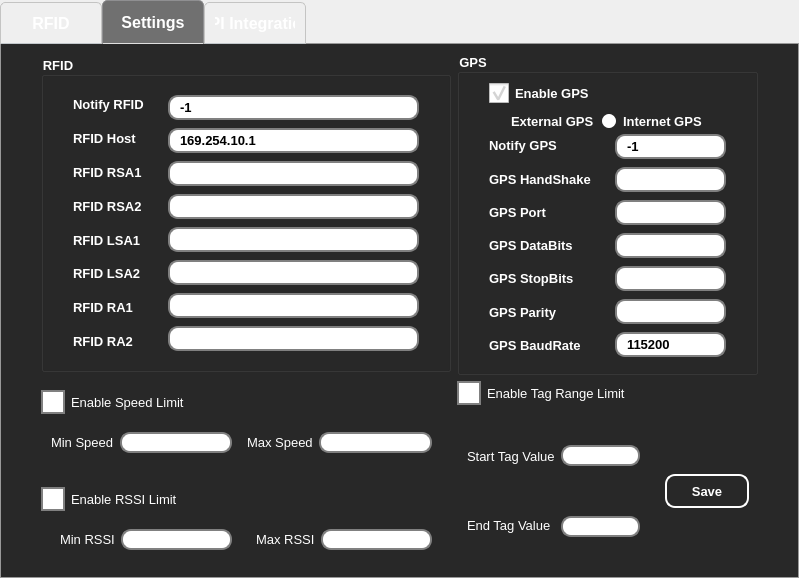
Qt form ui/main.ui (DevGuruPro/rfid-python) before a commit.
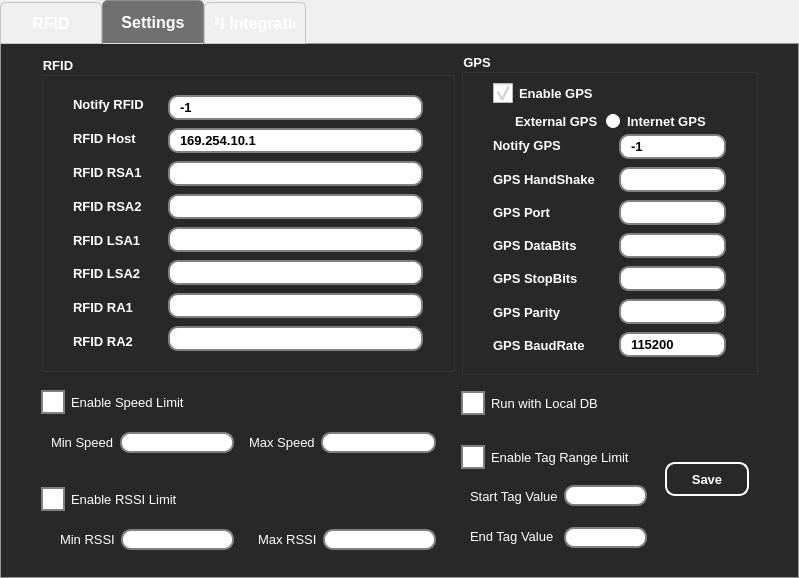
The same form after that commit. The open tabs and pages were chosen to show the change. Icons and pictures are not drawn.

What changed in the file:
```diff
--- a/ui/main.ui
+++ b/ui/main.ui
@@ -10,9 +10,16 @@
     <height>578</height>
    </rect>
   </property>
+  <property name="cursor">
+   <cursorShape>ArrowCursor</cursorShape>
+  </property>
   <property name="windowTitle">
    <string>MainWindow</string>
   </property>
+  <property name="windowIcon">
+   <iconset resource="res.qrc">
+    <normaloff>:/img/wicon.png</normaloff>:/img/wicon.png</iconset>
+  </property>
   <widget class="QWidget" name="centralwidget">
    <layout class="QVBoxLayout" name="verticalLayout_20">
     <property name="spacing">
@@ -185,6 +192,12 @@
              <property name="selectionMode">
               <enum>QAbstractItemView::NoSelection</enum>
              </property>
+             <property name="iconSize">
+              <size>
+               <width>0</width>
+               <height>0</height>
+              </size>
+             </property>
              <property name="textElideMode">
               <enum>Qt::ElideLeft</enum>
              </property>
@@ -713,7 +726,7 @@
                </widget>
               </item>
               <item>
-               <widget class="QWidget" name="widget_47" native="true">
+               <widget class="QWidget" name="gps_wid" native="true">
                 <layout class="QVBoxLayout" name="verticalLayout_32">
                  <property name="spacing">
                   <number>5</number>
@@ -1490,7 +1503,7 @@
                <number>0</number>
               </property>
               <property name="topMargin">
-               <number>0</number>
+               <number>10</number>
               </property>
               <property name="rightMargin">
                <number>0</number>
@@ -1498,43 +1511,12 @@
               <property name="bottomMargin">
                <number>0</number>
               </property>
-              <item>
-               <widget class="QCheckBox" name="tag_limit">
-                <property name="font">
-                 <font>
-                  <pointsize>10</pointsize>
-                  <weight>50</weight>
-                  <bold>false</bold>
-                 </font>
-                </property>
-                <property name="styleSheet">
-                 <string notr="true">QCheckBox{
-	color: white; 
-}
-
-QCheckBox::indicator {  
-    width: 20px;  
-    height: 20px;  
-}  
-
-QCheckBox::indicator:unchecked {  
-    border: 2px solid gray;  
-    background-color: white;  
-}
-
-QCheckBox::indicator:checked { 
-	border: 2px solid gray;   
-    image: url(:/img/checkmark.png);  /* Use a custom image if needed */  
- }</string>
-                </property>
-                <property name="text">
-                 <string>Enable Tag Range Limit</string>
-                </property>
-               </widget>
-              </item>
               <item>
                <widget class="QWidget" name="widget_21" native="true">
                 <layout class="QHBoxLayout" name="horizontalLayout_18">
+                 <property name="spacing">
+                  <number>0</number>
+                 </property>
                  <property name="leftMargin">
                   <number>0</number>
                  </property>
@@ -1549,19 +1531,108 @@
                  </property>
                  <item>
                   <widget class="QWidget" name="widget_24" native="true">
-                   <layout class="QHBoxLayout" name="horizontalLayout_19">
+                   <layout class="QVBoxLayout" name="verticalLayout_34">
+                    <property name="spacing">
+                     <number>10</number>
+                    </property>
                     <property name="leftMargin">
-                     <number>10</number>
+                     <number>0</number>
                     </property>
                     <property name="topMargin">
                      <number>0</number>
                     </property>
                     <property name="rightMargin">
-                     <number>10</number>
+                     <number>0</number>
                     </property>
                     <property name="bottomMargin">
                      <number>0</number>
                     </property>
+                    <item>
+                     <widget class="QCheckBox" name="check_run_db">
+                      <property name="font">
+                       <font>
+                        <pointsize>10</pointsize>
+                        <weight>50</weight>
+                        <bold>false</bold>
+                       </font>
+                      </property>
+                      <property name="styleSheet">
+                       <string notr="true">QCheckBox{
+	color: white; 
+}
+
+QCheckBox::indicator {  
+    width: 20px;  
+    height: 20px;  
+}  
+
+QCheckBox::indicator:unchecked {  
+    border: 2px solid gray;  
+    background-color: white;  
+}
+
+QCheckBox::indicator:checked { 
+	border: 2px solid gray;   
+    image: url(:/img/checkmark.png);  /* Use a custom image if needed */  
+ }</string>
+                      </property>
+                      <property name="text">
+                       <string>Run with Local DB</string>
+                      </property>
+                      <property name="checked">
+                       <bool>false</bool>
+                      </property>
+                     </widget>
+                    </item>
+                    <item>
+                     <widget class="QWidget" name="widget_49" native="true">
+                      <layout class="QVBoxLayout" name="verticalLayout_33">
+                       <property name="leftMargin">
+                        <number>0</number>
+                       </property>
+                       <property name="topMargin">
+                        <number>20</number>
+                       </property>
+                       <property name="rightMargin">
+                        <number>0</number>
+                       </property>
+                       <item>
+                        <widget class="QCheckBox" name="tag_limit">
+                         <property name="font">
+                          <font>
+                           <pointsize>10</pointsize>
+                           <weight>50</weight>
+                           <bold>false</bold>
+                          </font>
+                         </property>
+                         <property name="styleSheet">
+                          <string notr="true">QCheckBox{
+	color: white; 
+}
+
+QCheckBox::indicator {  
+    width: 20px;  
+    height: 20px;  
+}  
+
+QCheckBox::indicator:unchecked {  
+    border: 2px solid gray;  
+    background-color: white;  
+}
+
+QCheckBox::indicator:checked { 
+	border: 2px solid gray;   
+    image: url(:/img/checkmark.png);  /* Use a custom image if needed */  
+ }</string>
+                         </property>
+                         <property name="text">
+                          <string>Enable Tag Range Limit</string>
+                         </property>
+                        </widget>
+                       </item>
+                       <item>
+                        <widget class="QWidget" name="tag_chw" native="true">
+                         <layout class="QHBoxLayout" name="horizontalLayout_9">
                     <item>
                      <widget class="QWidget" name="widget_22" native="true">
                       <property name="sizePolicy">
@@ -1703,6 +1774,12 @@
                    </layout>
                   </widget>
                  </item>
+                      </layout>
+                     </widget>
+                    </item>
+                   </layout>
+                  </widget>
+                 </item>
                  <item>
                   <widget class="QWidget" name="widget_25" native="true">
                    <layout class="QVBoxLayout" name="verticalLayout_18">
@@ -1819,7 +1896,7 @@
                   </widget>
                  </item>
                  <item>
-                  <widget class="QWidget" name="widget_17" native="true">
+                  <widget class="QWidget" name="speed_chw" native="true">
                    <property name="sizePolicy">
                     <sizepolicy hsizetype="Preferred" vsizetype="Maximum">
                      <horstretch>0</horstretch>
@@ -2012,7 +2089,7 @@
                   </widget>
                  </item>
                  <item>
-                  <widget class="QWidget" name="widget_14" native="true">
+                  <widget class="QWidget" name="rssi_chw" native="true">
                    <property name="sizePolicy">
                     <sizepolicy hsizetype="Preferred" vsizetype="Maximum">
                      <horstretch>0</horstretch>
```
Lines whose indentation alone changed are shown as unchanged.
